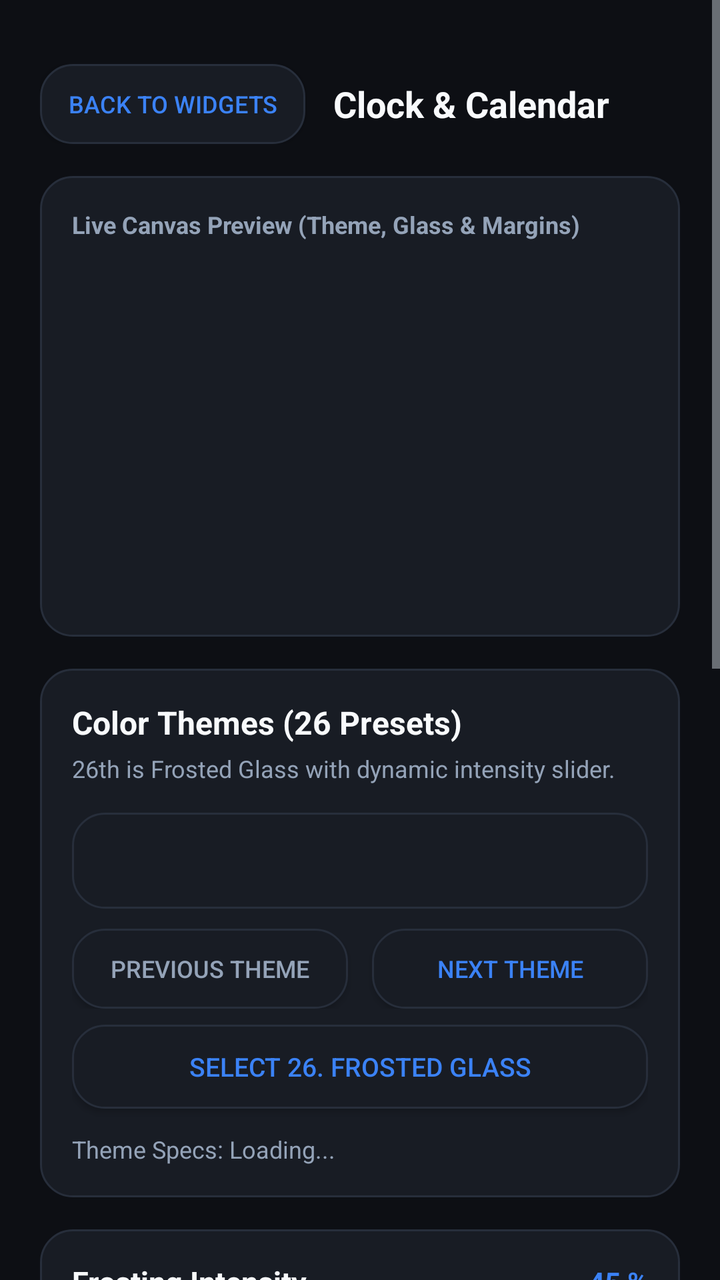
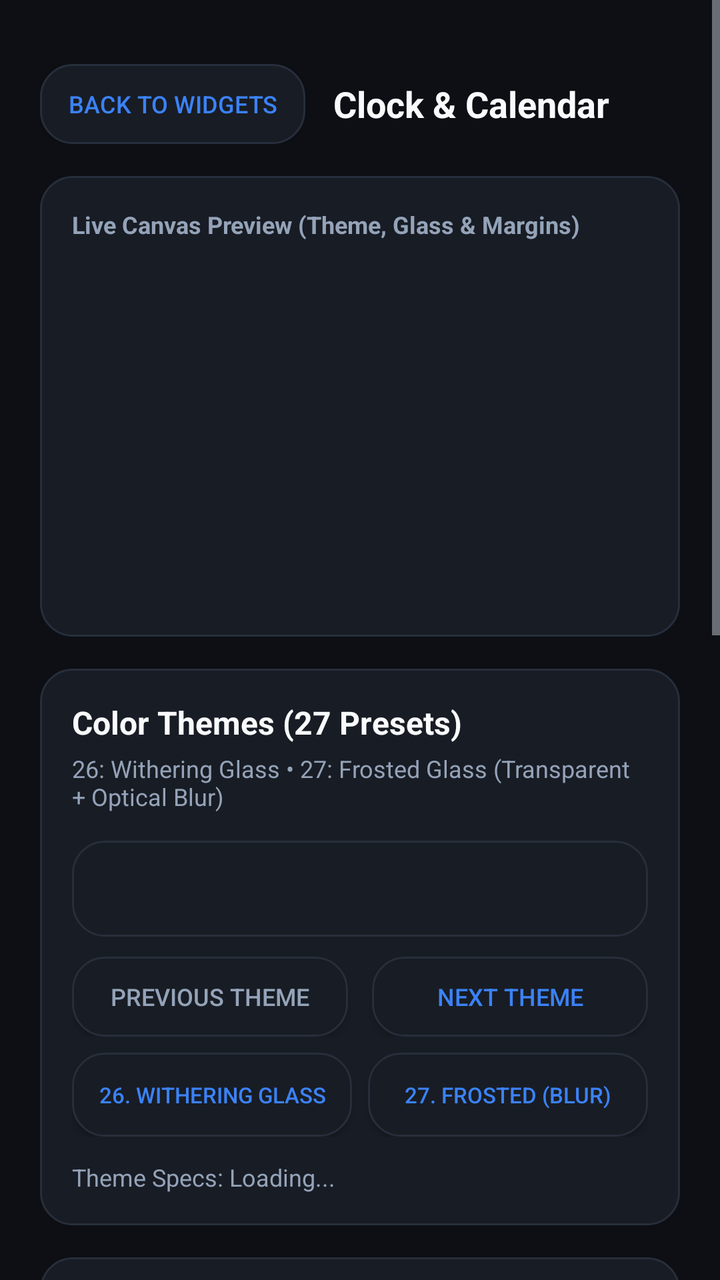

An Android layout rendered at two revisions. The XML below is the earlier revision; the diff shows what the commit changed to produce the second picture.
<!-- AndroidManifest.xml: application theme android:Theme.DeviceDefault.NoActionBar -->
<!-- res/layout/activity_widget_config.xml -->
<?xml version="1.0" encoding="utf-8"?>
<ScrollView xmlns:android="http://schemas.android.com/apk/res/android"
    android:layout_width="match_parent"
    android:layout_height="match_parent"
    android:background="@color/bg_dark">

    <LinearLayout
        android:layout_width="match_parent"
        android:layout_height="wrap_content"
        android:orientation="vertical"
        android:padding="20dp">

        
        <LinearLayout
            android:layout_width="match_parent"
            android:layout_height="wrap_content"
            android:layout_marginTop="12dp"
            android:gravity="center_vertical"
            android:orientation="horizontal">

            <Button
                android:id="@+id/btn_back_to_hub"
                android:layout_width="wrap_content"
                android:layout_height="40dp"
                android:background="@drawable/bg_card"
                android:paddingStart="14dp"
                android:paddingEnd="14dp"
                android:text="Back to Widgets"
                android:textColor="@color/accent_blue"
                android:textSize="12sp" />

            <TextView
                android:id="@+id/text_config_widget_title"
                android:layout_width="0dp"
                android:layout_height="wrap_content"
                android:layout_marginStart="14dp"
                android:layout_weight="1"
                android:text="Clock &amp; Calendar"
                android:textColor="@color/text_primary"
                android:textSize="18sp"
                android:textStyle="bold" />

        </LinearLayout>

        
        <LinearLayout
            android:layout_width="match_parent"
            android:layout_height="wrap_content"
            android:layout_marginTop="16dp"
            android:background="@drawable/bg_card"
            android:orientation="vertical"
            android:padding="16dp">

            <TextView
                android:layout_width="wrap_content"
                android:layout_height="wrap_content"
                android:text="Live Canvas Preview (Theme, Glass &amp; Margins)"
                android:textColor="@color/text_secondary"
                android:textSize="12sp"
                android:textStyle="bold" />

            <ImageView
                android:id="@+id/preview_canvas"
                android:layout_width="match_parent"
                android:layout_height="170dp"
                android:layout_marginTop="12dp"
                android:scaleType="fitCenter"
                android:contentDescription="Widget Preview" />

        </LinearLayout>

        
        <LinearLayout
            android:layout_width="match_parent"
            android:layout_height="wrap_content"
            android:layout_marginTop="16dp"
            android:background="@drawable/bg_card"
            android:orientation="vertical"
            android:padding="16dp">

            <TextView
                android:layout_width="wrap_content"
                android:layout_height="wrap_content"
                android:text="Color Themes (26 Presets)"
                android:textColor="@color/text_primary"
                android:textSize="16sp"
                android:textStyle="bold" />

            <TextView
                android:layout_width="wrap_content"
                android:layout_height="wrap_content"
                android:layout_marginTop="4dp"
                android:text="26th is Frosted Glass with dynamic intensity slider."
                android:textColor="@color/text_secondary"
                android:textSize="12sp" />

            
            <Spinner
                android:id="@+id/spinner_themes"
                android:layout_width="match_parent"
                android:layout_height="48dp"
                android:layout_marginTop="14dp"
                android:background="@drawable/bg_card"
                android:paddingStart="12dp"
                android:paddingEnd="12dp" />

            
            <LinearLayout
                android:layout_width="match_parent"
                android:layout_height="wrap_content"
                android:layout_marginTop="10dp"
                android:orientation="horizontal">

                <Button
                    android:id="@+id/btn_prev_theme"
                    android:layout_width="0dp"
                    android:layout_height="40dp"
                    android:layout_weight="1"
                    android:layout_marginEnd="6dp"
                    android:background="@drawable/bg_card"
                    android:text="Previous Theme"
                    android:textColor="@color/text_secondary"
                    android:textSize="12sp" />

                <Button
                    android:id="@+id/btn_next_theme"
                    android:layout_width="0dp"
                    android:layout_height="40dp"
                    android:layout_weight="1"
                    android:layout_marginStart="6dp"
                    android:background="@drawable/bg_card"
                    android:text="Next Theme"
                    android:textColor="@color/accent_blue"
                    android:textSize="12sp" />

            </LinearLayout>

            
            <Button
                android:id="@+id/btn_select_frosted_glass"
                android:layout_width="match_parent"
                android:layout_height="42dp"
                android:layout_marginTop="8dp"
                android:background="@drawable/bg_card"
                android:text="Select 26. Frosted Glass"
                android:textColor="@color/accent_blue"
                android:textSize="13sp" />

            
            <TextView
                android:id="@+id/text_theme_specs"
                android:layout_width="match_parent"
                android:layout_height="wrap_content"
                android:layout_marginTop="12dp"
                android:lineSpacingMultiplier="1.2"
                android:text="Theme Specs: Loading..."
                android:textColor="@color/text_secondary"
                android:textSize="12sp" />

        </LinearLayout>

        
        <LinearLayout
            android:id="@+id/card_frosted_intensity"
            android:layout_width="match_parent"
            android:layout_height="wrap_content"
            android:layout_marginTop="16dp"
            android:background="@drawable/bg_card"
            android:orientation="vertical"
            android:padding="16dp">

            <LinearLayout
                android:layout_width="match_parent"
                android:layout_height="wrap_content"
                android:gravity="center_vertical"
                android:orientation="horizontal">

                <TextView
                    android:layout_width="0dp"
                    android:layout_height="wrap_content"
                    android:layout_weight="1"
                    android:text="Frosting Intensity"
                    android:textColor="@color/text_primary"
                    android:textSize="15sp"
                    android:textStyle="bold" />

                <TextView
                    android:id="@+id/text_frosting_intensity_val"
                    android:layout_width="wrap_content"
                    android:layout_height="wrap_content"
                    android:text="45 %"
                    android:textColor="@color/accent_blue"
                    android:textSize="14sp"
                    android:textStyle="bold" />

            </LinearLayout>

            <TextView
                android:layout_width="wrap_content"
                android:layout_height="wrap_content"
                android:layout_marginTop="4dp"
                android:text="Controls glass opacity, light diffusion, and specular rim brightness."
                android:textColor="@color/text_secondary"
                android:textSize="12sp" />

            <SeekBar
                android:id="@+id/seek_frosting_intensity"
                android:layout_width="match_parent"
                android:layout_height="wrap_content"
                android:layout_marginTop="10dp"
                android:max="100" />

        </LinearLayout>

        
        <LinearLayout
            android:layout_width="match_parent"
            android:layout_height="wrap_content"
            android:layout_marginTop="16dp"
            android:background="@drawable/bg_card"
            android:orientation="vertical"
            android:padding="16dp">

            <TextView
                android:layout_width="wrap_content"
                android:layout_height="wrap_content"
                android:text="Unoccupied Space Margins"
                android:textColor="@color/text_primary"
                android:textSize="16sp"
                android:textStyle="bold" />

            
            <LinearLayout
                android:layout_width="match_parent"
                android:layout_height="wrap_content"
                android:layout_marginTop="14dp"
                android:gravity="center_vertical"
                android:orientation="horizontal">
                <TextView
                    android:layout_width="0dp"
                    android:layout_height="wrap_content"
                    android:layout_weight="1"
                    android:text="Left Margin"
                    android:textColor="@color/text_primary"
                    android:textSize="14sp" />
                <TextView
                    android:id="@+id/text_margin_left_val"
                    android:layout_width="wrap_content"
                    android:layout_height="wrap_content"
                    android:text="16 dp"
                    android:textColor="@color/accent_blue"
                    android:textSize="14sp"
                    android:textStyle="bold" />
            </LinearLayout>
            <SeekBar
                android:id="@+id/seek_margin_left"
                android:layout_width="match_parent"
                android:layout_height="wrap_content"
                android:layout_marginTop="4dp"
                android:max="48" />

            
            <LinearLayout
                android:layout_width="match_parent"
                android:layout_height="wrap_content"
                android:layout_marginTop="12dp"
                android:gravity="center_vertical"
                android:orientation="horizontal">
                <TextView
                    android:layout_width="0dp"
                    android:layout_height="wrap_content"
                    android:layout_weight="1"
                    android:text="Top Margin"
                    android:textColor="@color/text_primary"
                    android:textSize="14sp" />
                <TextView
                    android:id="@+id/text_margin_top_val"
                    android:layout_width="wrap_content"
                    android:layout_height="wrap_content"
                    android:text="16 dp"
                    android:textColor="@color/accent_blue"
                    android:textSize="14sp"
                    android:textStyle="bold" />
            </LinearLayout>
            <SeekBar
                android:id="@+id/seek_margin_top"
                android:layout_width="match_parent"
                android:layout_height="wrap_content"
                android:layout_marginTop="4dp"
                android:max="48" />

            
            <LinearLayout
                android:layout_width="match_parent"
                android:layout_height="wrap_content"
                android:layout_marginTop="12dp"
                android:gravity="center_vertical"
                android:orientation="horizontal">
                <TextView
                    android:layout_width="0dp"
                    android:layout_height="wrap_content"
                    android:layout_weight="1"
                    android:text="Right Margin"
                    android:textColor="@color/text_primary"
                    android:textSize="14sp" />
                <TextView
                    android:id="@+id/text_margin_right_val"
                    android:layout_width="wrap_content"
                    android:layout_height="wrap_content"
                    android:text="16 dp"
                    android:textColor="@color/accent_blue"
                    android:textSize="14sp"
                    android:textStyle="bold" />
            </LinearLayout>
            <SeekBar
                android:id="@+id/seek_margin_right"
                android:layout_width="match_parent"
                android:layout_height="wrap_content"
                android:layout_marginTop="4dp"
                android:max="48" />

            
            <LinearLayout
                android:layout_width="match_parent"
                android:layout_height="wrap_content"
                android:layout_marginTop="12dp"
                android:gravity="center_vertical"
                android:orientation="horizontal">
                <TextView
                    android:layout_width="0dp"
                    android:layout_height="wrap_content"
                    android:layout_weight="1"
                    android:text="Bottom Margin"
                    android:textColor="@color/text_primary"
                    android:textSize="14sp" />
                <TextView
                    android:id="@+id/text_margin_bottom_val"
                    android:layout_width="wrap_content"
                    android:layout_height="wrap_content"
                    android:text="16 dp"
                    android:textColor="@color/accent_blue"
                    android:textSize="14sp"
                    android:textStyle="bold" />
            </LinearLayout>
            <SeekBar
                android:id="@+id/seek_margin_bottom"
                android:layout_width="match_parent"
                android:layout_height="wrap_content"
                android:layout_marginTop="4dp"
                android:max="48" />

        </LinearLayout>

        
        <LinearLayout
            android:layout_width="match_parent"
            android:layout_height="wrap_content"
            android:layout_marginTop="16dp"
            android:background="@drawable/bg_card"
            android:orientation="vertical"
            android:padding="16dp">

            <LinearLayout
                android:layout_width="match_parent"
                android:layout_height="wrap_content"
                android:gravity="center_vertical"
                android:orientation="horizontal">
                <TextView
                    android:layout_width="0dp"
                    android:layout_height="wrap_content"
                    android:layout_weight="1"
                    android:text="Pill Corner Radius"
                    android:textColor="@color/text_primary"
                    android:textSize="15sp"
                    android:textStyle="bold" />
                <TextView
                    android:id="@+id/text_corner_radius_val"
                    android:layout_width="wrap_content"
                    android:layout_height="wrap_content"
                    android:text="36 dp"
                    android:textColor="@color/accent_blue"
                    android:textSize="14sp"
                    android:textStyle="bold" />
            </LinearLayout>
            <SeekBar
                android:id="@+id/seek_corner_radius"
                android:layout_width="match_parent"
                android:layout_height="wrap_content"
                android:layout_marginTop="6dp"
                android:max="64" />

        </LinearLayout>

        
        <LinearLayout
            android:layout_width="match_parent"
            android:layout_height="wrap_content"
            android:layout_marginTop="20dp"
            android:layout_marginBottom="32dp"
            android:orientation="horizontal">

            <Button
                android:id="@+id/btn_reset_margins"
                android:layout_width="0dp"
                android:layout_height="48dp"
                android:layout_weight="1"
                android:layout_marginEnd="8dp"
                android:background="@drawable/bg_card"
                android:text="Reset Defaults"
                android:textColor="@color/text_secondary"
                android:textSize="13sp" />

            <Button
                android:id="@+id/btn_apply_widget"
                android:layout_width="0dp"
                android:layout_height="48dp"
                android:layout_weight="1"
                android:layout_marginStart="8dp"
                android:background="@drawable/bg_card"
                android:text="Apply to Widget"
                android:textColor="@color/accent_blue"
                android:textSize="13sp" />

        </LinearLayout>

    </LinearLayout>

</ScrollView>
<!-- resources referenced by this layout -->
<resources>
  <color name="accent_blue">#3B82F6</color>
  <color name="bg_dark">#0D0F14</color>
  <color name="text_primary">#F8FAFC</color>
  <color name="text_secondary">#94A3B8</color>
  <!-- drawable bg_card (drawable) -->
  <?xml version="1.0" encoding="utf-8"?>
  <shape xmlns:android="http://schemas.android.com/apk/res/android"
      android:shape="rectangle">
      <corners android:radius="16dp" />
      <solid android:color="@color/card_dark" />
      <stroke
          android:width="1dp"
          android:color="@color/border_card" />
  </shape>
  <color name="card_dark">#181C24</color>
  <color name="border_card">#272E3B</color>
</resources>

<!-- the commit's change to res/layout/activity_widget_config.xml (unified diff, before → after) -->
@@ -81,7 +81,7 @@
             <TextView
                 android:layout_width="wrap_content"
                 android:layout_height="wrap_content"
-                android:text="Color Themes (26 Presets)"
+                android:text="Color Themes (27 Presets)"
                 android:textColor="@color/text_primary"
                 android:textSize="16sp"
                 android:textStyle="bold" />
@@ -90,7 +90,7 @@
                 android:layout_width="wrap_content"
                 android:layout_height="wrap_content"
                 android:layout_marginTop="4dp"
-                android:text="26th is Frosted Glass with dynamic intensity slider."
+                android:text="26: Withering Glass • 27: Frosted Glass (Transparent + Optical Blur)"
                 android:textColor="@color/text_secondary"
                 android:textSize="12sp" />
 
@@ -136,15 +136,35 @@
             </LinearLayout>
 
             
-            <Button
-                android:id="@+id/btn_select_frosted_glass"
-                android:layout_width="match_parent"
-                android:layout_height="42dp"
+            <LinearLayout
+                android:layout_width="match_parent"
+                android:layout_height="wrap_content"
                 android:layout_marginTop="8dp"
-                android:background="@drawable/bg_card"
-                android:text="Select 26. Frosted Glass"
-                android:textColor="@color/accent_blue"
-                android:textSize="13sp" />
+                android:orientation="horizontal">
+
+                <Button
+                    android:id="@+id/btn_select_withering_glass"
+                    android:layout_width="0dp"
+                    android:layout_height="42dp"
+                    android:layout_weight="1"
+                    android:layout_marginEnd="4dp"
+                    android:background="@drawable/bg_card"
+                    android:text="26. Withering Glass"
+                    android:textColor="@color/accent_blue"
+                    android:textSize="11sp" />
+
+                <Button
+                    android:id="@+id/btn_select_frosted_glass"
+                    android:layout_width="0dp"
+                    android:layout_height="42dp"
+                    android:layout_weight="1"
+                    android:layout_marginStart="4dp"
+                    android:background="@drawable/bg_card"
+                    android:text="27. Frosted (Blur)"
+                    android:textColor="@color/accent_blue"
+                    android:textSize="11sp" />
+
+            </LinearLayout>
 
             
             <TextView
@@ -169,20 +189,63 @@
             android:orientation="vertical"
             android:padding="16dp">
 
-            <LinearLayout
-                android:layout_width="match_parent"
-                android:layout_height="wrap_content"
-                android:gravity="center_vertical"
-                android:orientation="horizontal">
-
-                <TextView
-                    android:layout_width="0dp"
-                    android:layout_height="wrap_content"
-                    android:layout_weight="1"
-                    android:text="Frosting Intensity"
-                    android:textColor="@color/text_primary"
-                    android:textSize="15sp"
-                    android:textStyle="bold" />
+            <TextView
+                android:layout_width="wrap_content"
+                android:layout_height="wrap_content"
+                android:text="Glass &amp; Optical Blur Tuning"
+                android:textColor="@color/text_primary"
+                android:textSize="15sp"
+                android:textStyle="bold" />
+
+            
+            <LinearLayout
+                android:layout_width="match_parent"
+                android:layout_height="wrap_content"
+                android:layout_marginTop="12dp"
+                android:gravity="center_vertical"
+                android:orientation="horizontal">
+
+                <TextView
+                    android:layout_width="0dp"
+                    android:layout_height="wrap_content"
+                    android:layout_weight="1"
+                    android:text="Optical Blur Radius"
+                    android:textColor="@color/text_primary"
+                    android:textSize="14sp" />
+
+                <TextView
+                    android:id="@+id/text_blur_intensity_val"
+                    android:layout_width="wrap_content"
+                    android:layout_height="wrap_content"
+                    android:text="24 px"
+                    android:textColor="@color/accent_blue"
+                    android:textSize="14sp"
+                    android:textStyle="bold" />
+
+            </LinearLayout>
+
+            <SeekBar
+                android:id="@+id/seek_blur_intensity"
+                android:layout_width="match_parent"
+                android:layout_height="wrap_content"
+                android:layout_marginTop="6dp"
+                android:max="50" />
+
+            
+            <LinearLayout
+                android:layout_width="match_parent"
+                android:layout_height="wrap_content"
+                android:layout_marginTop="14dp"
+                android:gravity="center_vertical"
+                android:orientation="horizontal">
+
+                <TextView
+                    android:layout_width="0dp"
+                    android:layout_height="wrap_content"
+                    android:layout_weight="1"
+                    android:text="Translucency &amp; Frost Tint"
+                    android:textColor="@color/text_primary"
+                    android:textSize="14sp" />
 
                 <TextView
                     android:id="@+id/text_frosting_intensity_val"
@@ -195,19 +258,11 @@
 
             </LinearLayout>
 
-            <TextView
-                android:layout_width="wrap_content"
-                android:layout_height="wrap_content"
-                android:layout_marginTop="4dp"
-                android:text="Controls glass opacity, light diffusion, and specular rim brightness."
-                android:textColor="@color/text_secondary"
-                android:textSize="12sp" />
-
             <SeekBar
                 android:id="@+id/seek_frosting_intensity"
                 android:layout_width="match_parent"
                 android:layout_height="wrap_content"
-                android:layout_marginTop="10dp"
+                android:layout_marginTop="6dp"
                 android:max="100" />
 
         </LinearLayout>
